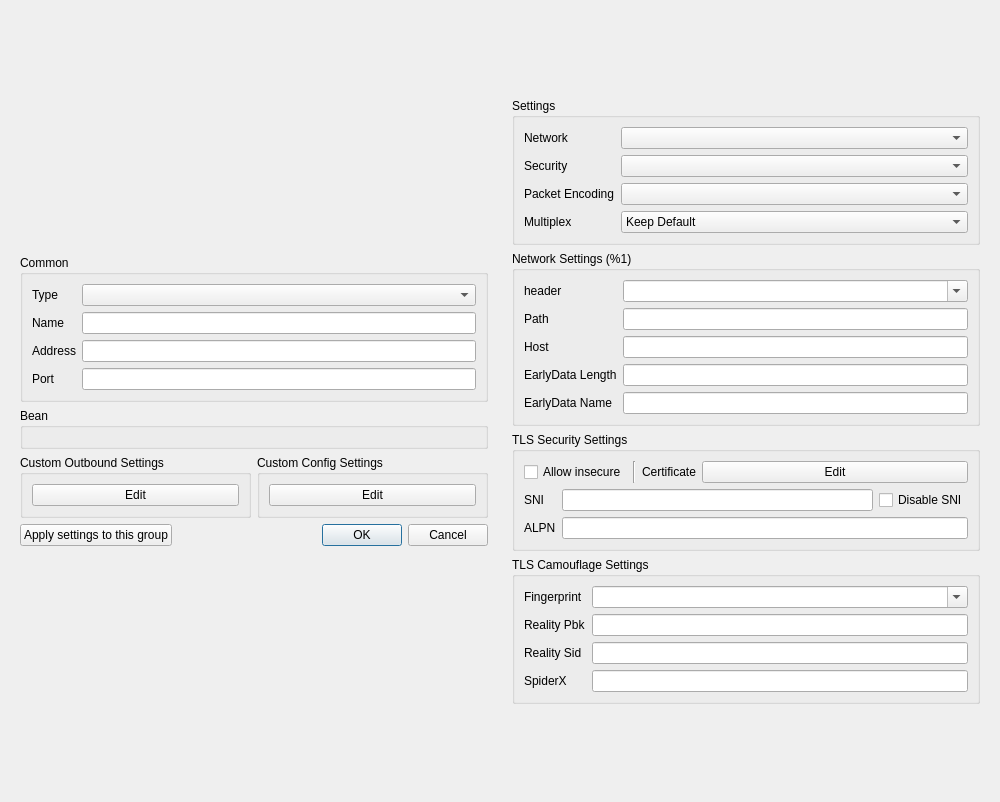
master88wi/NekoXray, file ui/edit/dialog_edit_profile.ui: the form before one commit.
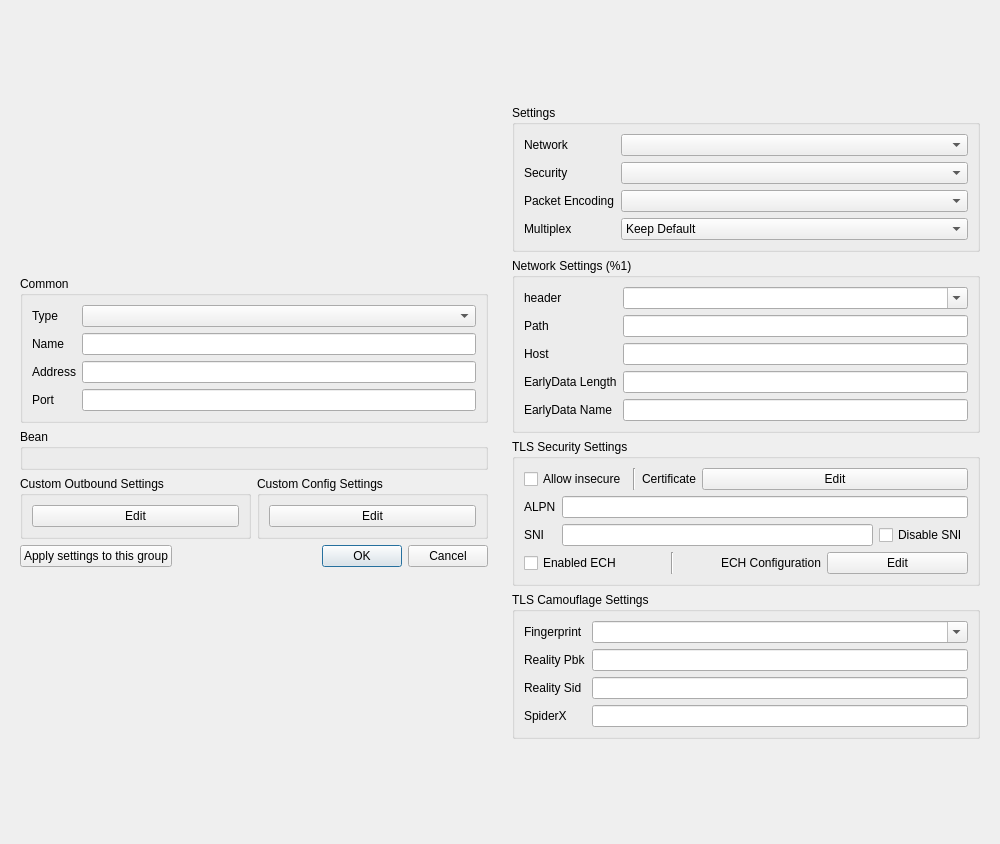
The form after the commit. Custom widgets are drawn as their Qt base class.

Commit message:
refactor: set ECH in profile
fix: automatic enable `pq_signature_schemes`

```diff
--- a/ui/edit/dialog_edit_profile.ui
+++ b/ui/edit/dialog_edit_profile.ui
@@ -7,7 +7,7 @@
     <x>0</x>
     <y>0</y>
     <width>1000</width>
-    <height>802</height>
+    <height>844</height>
    </rect>
   </property>
   <property name="sizePolicy">
@@ -527,19 +527,6 @@
          <item>
           <layout class="QGridLayout" name="_3">
            <item row="1" column="0">
-            <widget class="QLabel" name="label_8">
-             <property name="toolTip">
-              <string>Application layer protocol negotiation, clear text. Please separate them with commas.</string>
-             </property>
-             <property name="text">
-              <string notr="true">ALPN</string>
-             </property>
-            </widget>
-           </item>
-           <item row="0" column="1">
-            <widget class="MyLineEdit" name="sni"/>
-           </item>
-           <item row="0" column="0">
             <widget class="QLabel" name="label_5">
              <property name="toolTip">
               <string>Server name indication, clear text.</string>
@@ -549,18 +536,63 @@
              </property>
             </widget>
            </item>
-           <item row="0" column="2">
+           <item row="1" column="2">
             <widget class="QCheckBox" name="disable_sni">
              <property name="text">
               <string>Disable SNI</string>
              </property>
             </widget>
            </item>
-           <item row="1" column="1" colspan="2">
+           <item row="1" column="1">
+            <widget class="MyLineEdit" name="sni"/>
+           </item>
+           <item row="0" column="0">
+            <widget class="QLabel" name="label_8">
+             <property name="toolTip">
+              <string>Application layer protocol negotiation, clear text. Please separate them with commas.</string>
+             </property>
+             <property name="text">
+              <string notr="true">ALPN</string>
+             </property>
+            </widget>
+           </item>
+           <item row="0" column="1" colspan="2">
             <widget class="MyLineEdit" name="alpn"/>
            </item>
           </layout>
          </item>
+         <item>
+          <layout class="QHBoxLayout" name="ech_box">
+           <item>
+            <widget class="QCheckBox" name="enabled_ech">
+             <property name="text">
+              <string>Enabled ECH</string>
+             </property>
+            </widget>
+           </item>
+           <item>
+            <widget class="Line" name="line_2">
+             <property name="orientation">
+              <enum>Qt::Vertical</enum>
+             </property>
+            </widget>
+           </item>
+           <item alignment="Qt::AlignRight">
+            <widget class="QLabel" name="ech_l">
+             <property name="text">
+              <string>ECH Configuration</string>
+             </property>
+            </widget>
+           </item>
+           <item>
+            <widget class="QPushButton" name="ech_edit">
+             <property name="text">
+              <string>Edit</string>
+             </property>
+            </widget>
+           </item>
+          </layout>
+         </item>
         </layout>
        </widget>
       </item>
```
Left out of the diff: 1 changed line with no effect on the pictures. The commit also changes 11 other files.
